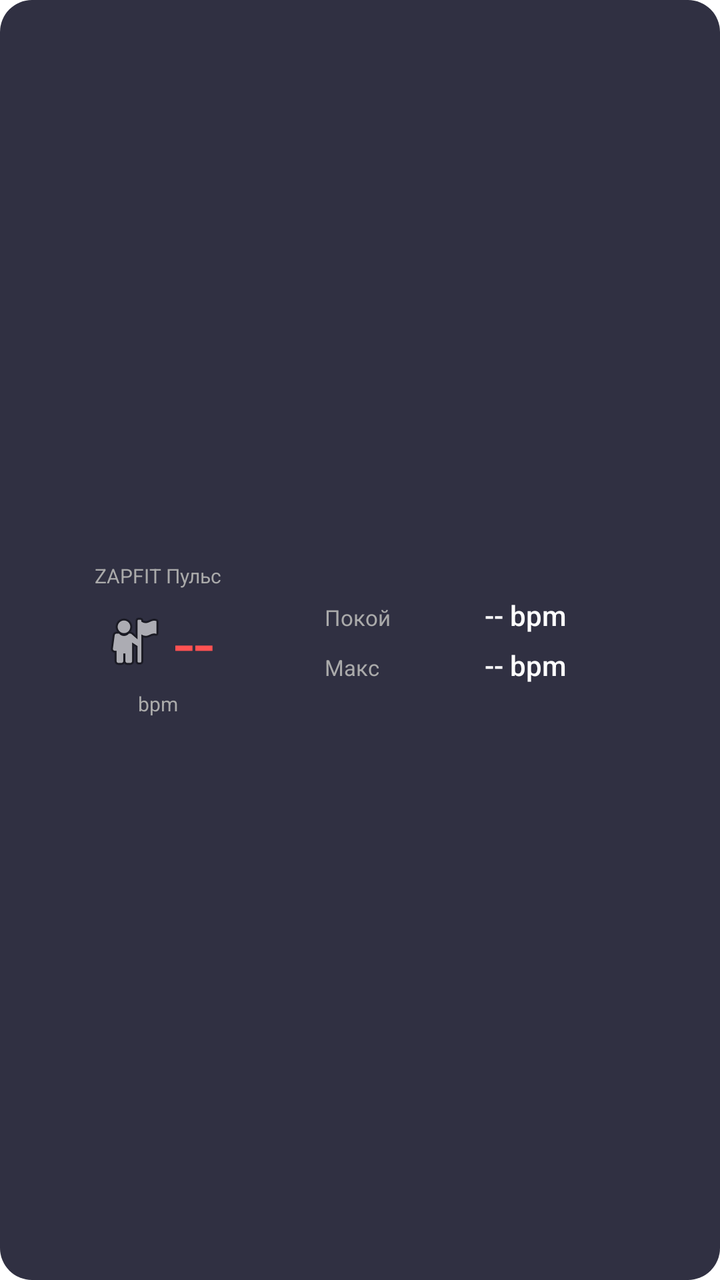
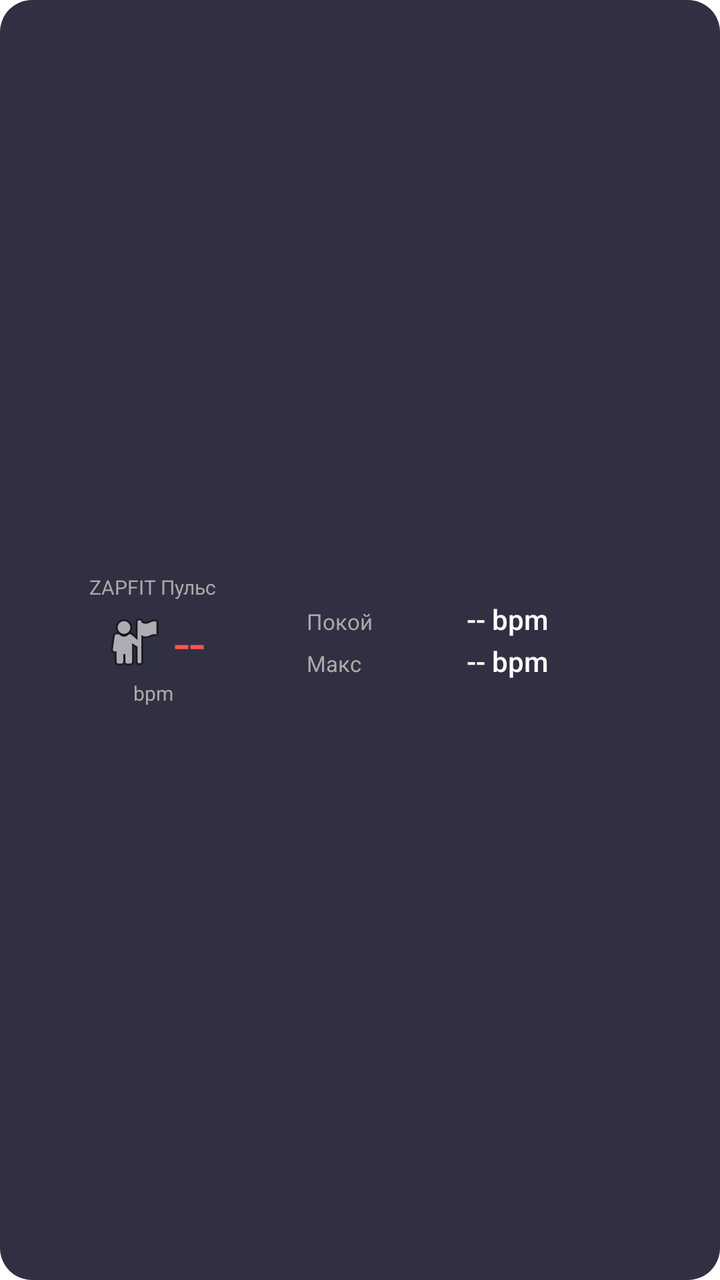

The first picture is an Android layout as it rendered before a commit; the second is the same layout after the commit. The layout source and the unified diff follow.
<!-- AndroidManifest.xml: fallback theme Theme.MaterialComponents.DayNight.NoActionBar -->
<!-- res/layout/zapfit_hr_widget.xml -->
<?xml version="1.0" encoding="utf-8"?>
<LinearLayout xmlns:android="http://schemas.android.com/apk/res/android"
    android:layout_width="match_parent"
    android:layout_height="match_parent"
    android:orientation="horizontal"
    android:padding="12dp"
    android:background="@drawable/widget_background"
    android:gravity="center_vertical">

    <LinearLayout
        android:layout_width="0dp"
        android:layout_height="wrap_content"
        android:layout_weight="1"
        android:orientation="vertical"
        android:gravity="center">

        <TextView
            android:id="@+id/widget_title"
            android:layout_width="wrap_content"
            android:layout_height="wrap_content"
            android:text="ZAPFIT Пульс"
            android:textSize="10sp"
            android:textColor="#AAAAAA"
            android:layout_marginBottom="2dp" />

        <TextView
            android:id="@+id/widget_hr_current"
            android:layout_width="wrap_content"
            android:layout_height="wrap_content"
            android:text="--"
            android:textSize="36sp"
            android:textColor="#FF5252"
            android:fontFamily="sans-serif-bold"
            android:drawableStart="@android:drawable/ic_menu_myplaces"
            android:drawablePadding="4dp" />

        <TextView
            android:layout_width="wrap_content"
            android:layout_height="wrap_content"
            android:text="bpm"
            android:textSize="10sp"
            android:textColor="#AAAAAA" />
    </LinearLayout>

    <LinearLayout
        android:layout_width="0dp"
        android:layout_height="wrap_content"
        android:layout_weight="1.5"
        android:orientation="vertical"
        android:paddingStart="16dp">

        <LinearLayout
            android:layout_width="match_parent"
            android:layout_height="wrap_content"
            android:orientation="horizontal"
            android:layout_marginBottom="6dp">

            <TextView
                android:layout_width="80dp"
                android:layout_height="wrap_content"
                android:text="Покой"
                android:textSize="11sp"
                android:textColor="#AAAAAA" />

            <TextView
                android:id="@+id/widget_hr_resting"
                android:layout_width="wrap_content"
                android:layout_height="wrap_content"
                android:text="-- bpm"
                android:textSize="14sp"
                android:textColor="#FFFFFF"
                android:fontFamily="sans-serif-medium" />
        </LinearLayout>

        <LinearLayout
            android:layout_width="match_parent"
            android:layout_height="wrap_content"
            android:orientation="horizontal">

            <TextView
                android:layout_width="80dp"
                android:layout_height="wrap_content"
                android:text="Макс"
                android:textSize="11sp"
                android:textColor="#AAAAAA" />

            <TextView
                android:id="@+id/widget_hr_max"
                android:layout_width="wrap_content"
                android:layout_height="wrap_content"
                android:text="-- bpm"
                android:textSize="14sp"
                android:textColor="#FFFFFF"
                android:fontFamily="sans-serif-medium" />
        </LinearLayout>
    </LinearLayout>

    <TextView
        android:id="@+id/widget_update"
        android:layout_width="wrap_content"
        android:layout_height="wrap_content"
        android:text=""
        android:textSize="8sp"
        android:textColor="#666666"
        android:layout_gravity="bottom" />
</LinearLayout>
<!-- resources referenced by this layout -->
<resources>
  <!-- drawable widget_background (drawable) -->
  <?xml version="1.0" encoding="utf-8"?>
  <shape xmlns:android="http://schemas.android.com/apk/res/android"
      android:shape="rectangle">
      <solid android:color="#E61A1A2E" />
      <corners android:radius="16dp" />
  </shape>
</resources>

<!-- the commit's change to res/layout/zapfit_hr_widget.xml (unified diff, before → after) -->
@@ -3,7 +3,7 @@
     android:layout_width="match_parent"
     android:layout_height="match_parent"
     android:orientation="horizontal"
-    android:padding="12dp"
+    android:padding="8dp"
     android:background="@drawable/widget_background"
     android:gravity="center_vertical">
 
@@ -26,9 +26,9 @@
         <TextView
             android:id="@+id/widget_hr_current"
             android:layout_width="wrap_content"
-            android:layout_height="wrap_content"
-            android:text="--"
-            android:textSize="36sp"
+                android:layout_height="wrap_content"
+                android:text="--"
+                android:textSize="28sp"
             android:textColor="#FF5252"
             android:fontFamily="sans-serif-bold"
             android:drawableStart="@android:drawable/ic_menu_myplaces"
@@ -47,13 +47,13 @@
         android:layout_height="wrap_content"
         android:layout_weight="1.5"
         android:orientation="vertical"
-        android:paddingStart="16dp">
+        android:paddingStart="8dp">
 
         <LinearLayout
             android:layout_width="match_parent"
             android:layout_height="wrap_content"
             android:orientation="horizontal"
-            android:layout_marginBottom="6dp">
+            android:layout_marginBottom="2dp">
 
             <TextView
                 android:layout_width="80dp"
